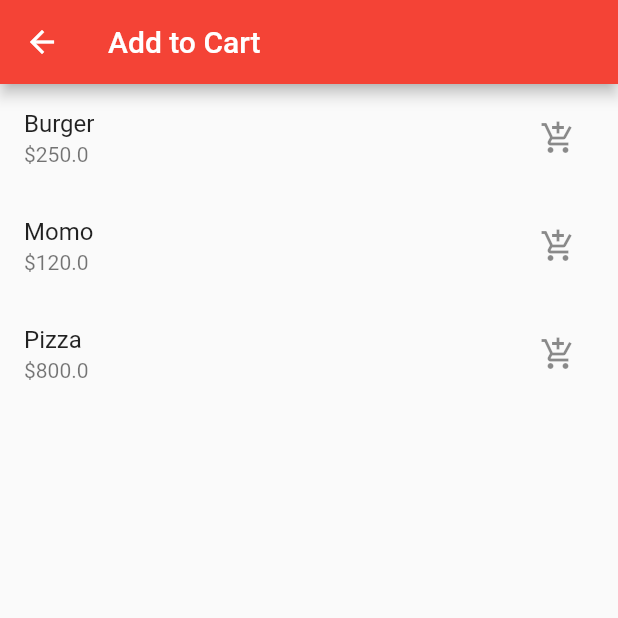
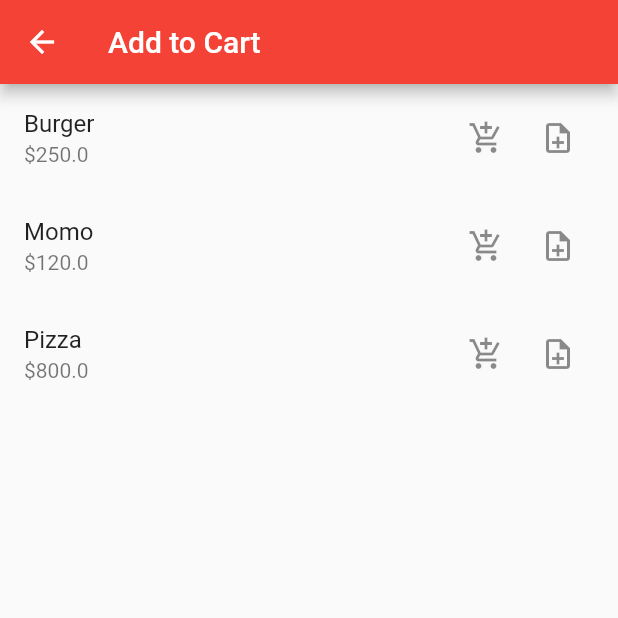
Before and after one commit to Asmit11/FoodKhana, a Flutter app: the AddToCart screen opened by its route, on a phone screen of 412 x 824 dp, the top half of it. Run offline on Flutter 3.47's test engine with Material 2 defaults, Android fonts, the phone set to English and light mode, and no system bars; our stand-ins replace cloud_firestore, firebase_auth, firebase_core, firebase_storage, flutter_local_notifications; accounts and stored records are empty.

```diff
--- a/lib/screens/AddToCard.dart
+++ b/lib/screens/AddToCard.dart
@@ -55,7 +55,10 @@ class AddToCart extends StatelessWidget {
           return ListTile(
             title: Text(product.name),
             subtitle: Text('\$${product.price}'),
-            trailing: IconButton(
+            trailing: Row(
+              mainAxisSize: MainAxisSize.min,
+              children: [
+                IconButton(
                   icon: Icon(Icons.add_shopping_cart),
                   onPressed: () {
                     cart.addToCart(product);
@@ -78,6 +81,16 @@ class AddToCart extends StatelessWidget {
                     );
                   },
                 ),
+
+                IconButton(
+                  icon: Icon(Icons.note_add_outlined),
+                  onPressed: () {
+                    Navigator.of(context).pushNamed("/specialrequest");
+                    // Handle favorite button press
+                  },
+                ),
+              ],
+            ),
           );
         },
       ),
```
Lines whose indentation alone changed are shown as unchanged.
